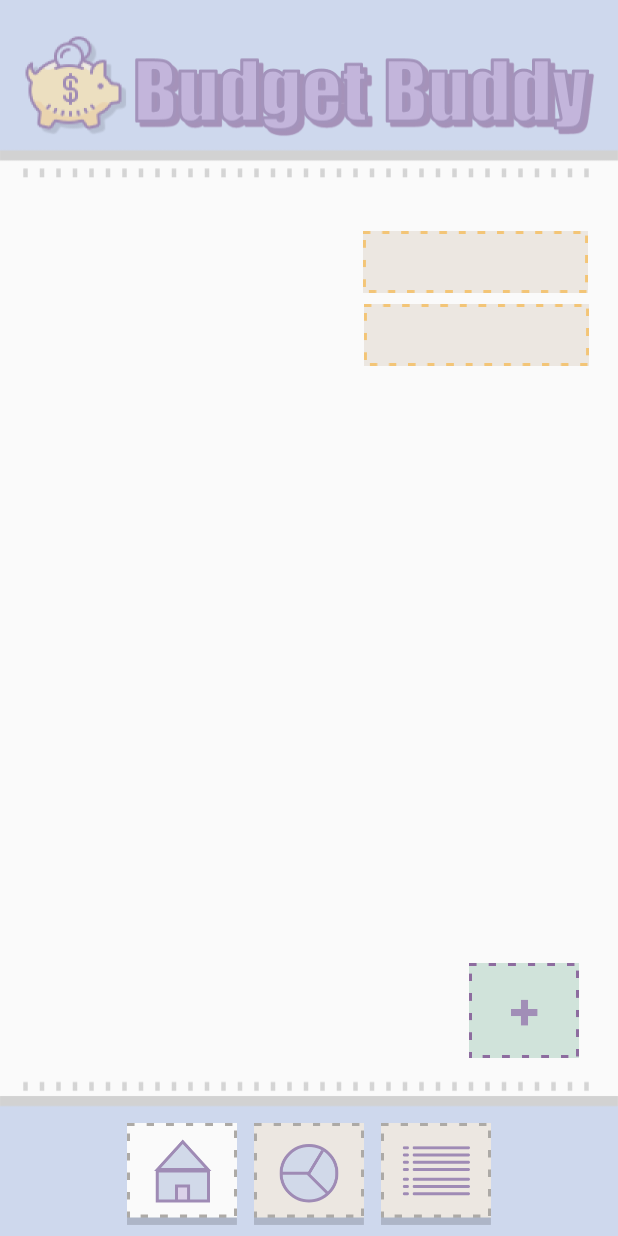
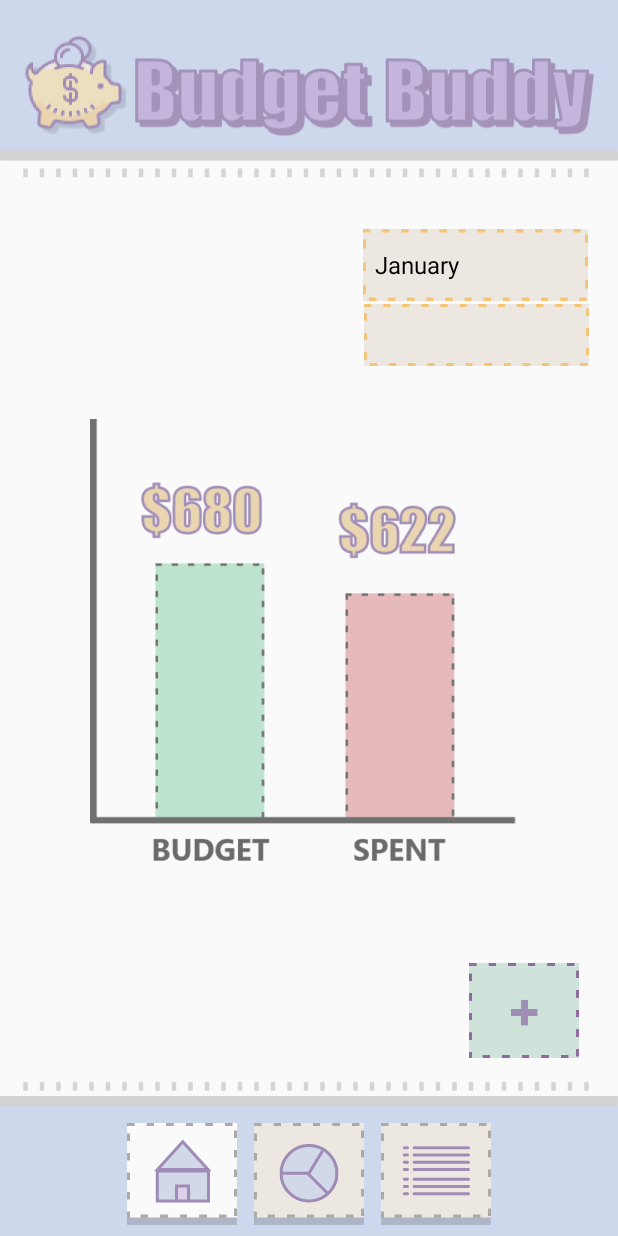
Before and after one commit to banuelossoto-leticia/BudgetBuddy, an Android app: the screen it shows after launch (HomeScreenActivity), on a phone screen of 412 x 824 dp. Run offline under Robolectric (Android 15) with nearby library versions, the phone set to English and light mode, and no system bars.

Commit message:
bar graphs
added

```diff
--- a/app/src/main/java/com/example/cecs448/HomeScreenActivity.java
+++ b/app/src/main/java/com/example/cecs448/HomeScreenActivity.java
@@ -1,20 +1,107 @@
 package com.example.cecs448;
-
-import androidx.appcompat.app.AppCompatActivity;
 
 import android.annotation.SuppressLint;
 import android.content.Intent;
 import android.os.Bundle;
 import android.view.View;
+import android.widget.AdapterView;
+import android.widget.ArrayAdapter;
 import android.widget.ImageButton;
+import android.widget.ImageView;
+import android.widget.Spinner;
+
+import androidx.appcompat.app.AppCompatActivity;
 
 
-public class HomeScreenActivity extends AppCompatActivity {
+public class HomeScreenActivity extends AppCompatActivity
+{
+    private Spinner monthDropDown,yearDropDown;
+    private ImageView barGraph;
+
     @SuppressLint("WrongViewCast")
     @Override
-    protected void onCreate(Bundle savedInstanceState) {
+    protected void onCreate(Bundle savedInstanceState)
+    {
         super.onCreate(savedInstanceState);
         setContentView(R.layout.activity_home_screen);
+
+        //binding xml elements
+        monthDropDown=findViewById(R.id.yearMonthDropDownMenu);
+        barGraph=findViewById(R.id.bar_graph);
+
+        //initial image for bar graph
+        barGraph.setImageDrawable(getResources().getDrawable(R.drawable.bar_graph_jan));
+
+        //array holding all the options for the spinner
+        String[] months = new String[]{"January", "February","March","April","May","June","July","August","September","October","November","December"};
+        //creates an adapter with the months
+        ArrayAdapter<String> adapter = new ArrayAdapter<>(this, android.R.layout.simple_spinner_dropdown_item, months);
+
+        //changes the image depending on the month selected
+        monthDropDown.setOnItemSelectedListener(new AdapterView.OnItemSelectedListener()
+        {
+            @Override
+            public void onItemSelected(AdapterView<?> adapterView, View view, int i, long l)
+            {
+                Object item = adapterView.getItemAtPosition(i);
+                if(item.toString()=="January")
+                {
+                    barGraph.setImageDrawable(getResources().getDrawable(R.drawable.bar_graph_jan));
+                }
+                if(item.toString()=="February")
+                {
+                    barGraph.setImageDrawable(getResources().getDrawable(R.drawable.bar_graph_feb));
+                }
+                if(item.toString()=="March")
+                {
+                    barGraph.setImageDrawable(getResources().getDrawable(R.drawable.bar_graph_march));
+                }
+                if(item.toString()=="April")
+                {
+                    barGraph.setImageDrawable(getResources().getDrawable(R.drawable.bar_graph_april));
+                }
+                if(item.toString()=="May")
+                {
+                    barGraph.setImageDrawable(getResources().getDrawable(R.drawable.bar_graph_may));
+                }
+                if(item.toString()=="June")
+                {
+                    barGraph.setImageDrawable(getResources().getDrawable(R.drawable.bar_graph_june));
+                }
+                if(item.toString()=="July")
+                {
+                    barGraph.setImageDrawable(getResources().getDrawable(R.drawable.bar_graph_july));
+                }
+                if(item.toString()=="August")
+                {
+                    barGraph.setImageDrawable(getResources().getDrawable(R.drawable.bar_graph_august));
+                }
+                if(item.toString()=="September")
+                {
+                    barGraph.setImageDrawable(getResources().getDrawable(R.drawable.bar_graph_sept));
+                }
+                if(item.toString()=="October")
+                {
+                    barGraph.setImageDrawable(getResources().getDrawable(R.drawable.bar_graph_october));
+                }
+                if(item.toString()=="November")
+                {
+                    barGraph.setImageDrawable(getResources().getDrawable(R.drawable.bar_graph_nov));
+                }
+                if(item.toString()=="December")
+                {
+                    barGraph.setImageDrawable(getResources().getDrawable(R.drawable.bar_graph_dec));
+                }
+            }
+
+            @Override
+            public void onNothingSelected(AdapterView<?> adapterView)
+            {
+            }
+        });
+
+        //provides the adapter for the spinner
+        monthDropDown.setAdapter(adapter);
 
         //this is the button for the pieChartActivity from HomeScreenActivity
         ImageButton pieChartButton = (ImageButton) findViewById(R.id.pieChartButton);
--- a/app/src/main/res/layout/activity_home_screen.xml
+++ b/app/src/main/res/layout/activity_home_screen.xml
@@ -66,7 +66,8 @@
         android:layout_height="wrap_content"
         android:background="@drawable/drop_down_menu_background"
         android:dropDownSelector="@drawable/drop_down_menu_icon"
-        android:spinnerMode="dialog"
+        android:spinnerMode="dropdown"
+        android:popupBackground="@color/monthdropdown"
         app:layout_constraintBottom_toBottomOf="parent"
         app:layout_constraintEnd_toEndOf="parent"
         app:layout_constraintHorizontal_bias="0.923"
@@ -87,4 +88,16 @@
         app:layout_constraintStart_toStartOf="parent"
         app:layout_constraintTop_toTopOf="parent"
         app:layout_constraintVertical_bias="0.259" />
+
+    <ImageView
+        android:id="@+id/bar_graph"
+        android:layout_width="300dp"
+        android:layout_height="300dp"
+        android:layout_marginStart="137dp"
+        android:layout_marginTop="35dp"
+        android:layout_marginEnd="146dp"
+        app:layout_constraintEnd_toEndOf="parent"
+        app:layout_constraintStart_toStartOf="parent"
+        app:layout_constraintTop_toBottomOf="@+id/specificYearMonthDropDownMenu"
+        tools:srcCompat="@tools:sample/avatars" />
 </androidx.constraintlayout.widget.ConstraintLayout>
--- a/app/src/main/res/values/colors.xml
+++ b/app/src/main/res/values/colors.xml
@@ -3,4 +3,5 @@
     <color name="colorPrimary">#6200EE</color>
     <color name="colorPrimaryDark">#3700B3</color>
     <color name="colorAccent">#03DAC5</color>
+    <color name="monthdropdown">#ECE7E1</color>
 </resources>
```
Also changed, not shown: app/src/main/res/drawable/bar_graph_april.png (added), app/src/main/res/drawable/bar_graph_august.png (added), app/src/main/res/drawable/bar_graph_dec.png (added), app/src/main/res/drawable/bar_graph_feb.png (added), app/src/main/res/drawable/bar_graph_jan.png (added), app/src/main/res/drawable/bar_graph_july.png (added), app/src/main/res/drawable/bar_graph_june.png (added), app/src/main/res/drawable/bar_graph_march.png (added), app/src/main/res/drawable/bar_graph_may.png (added), app/src/main/res/drawable/bar_graph_nov.png (added), app/src/main/res/drawable/bar_graph_october.png (added), app/src/main/res/drawable/bar_graph_sept.png (added).
